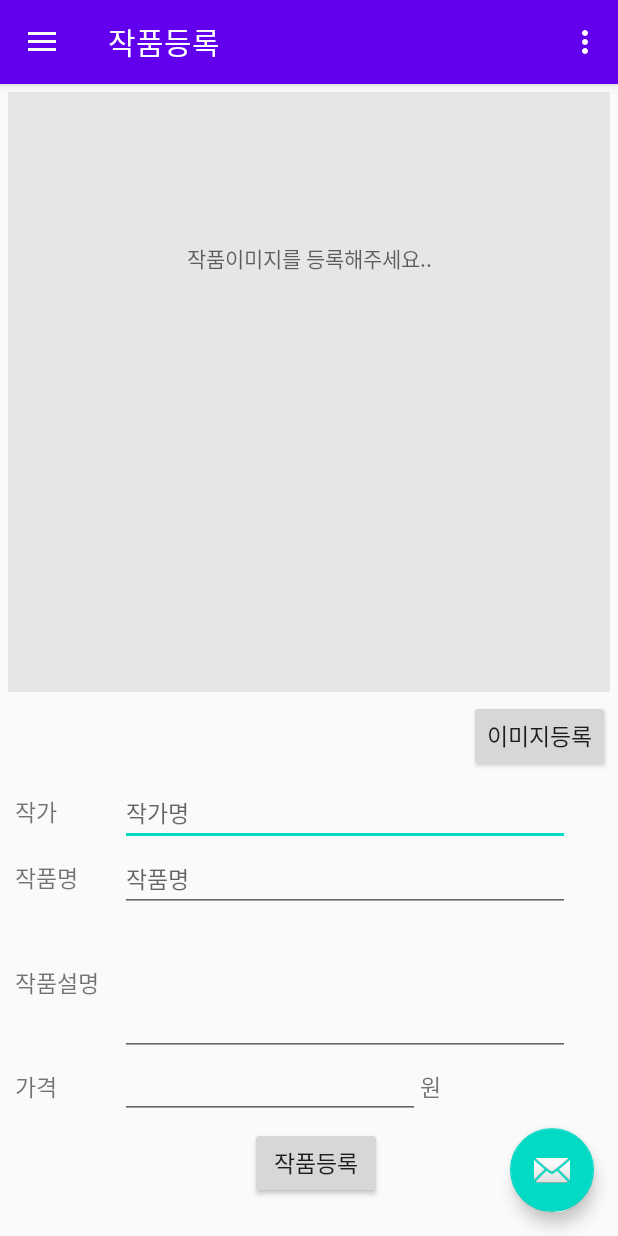
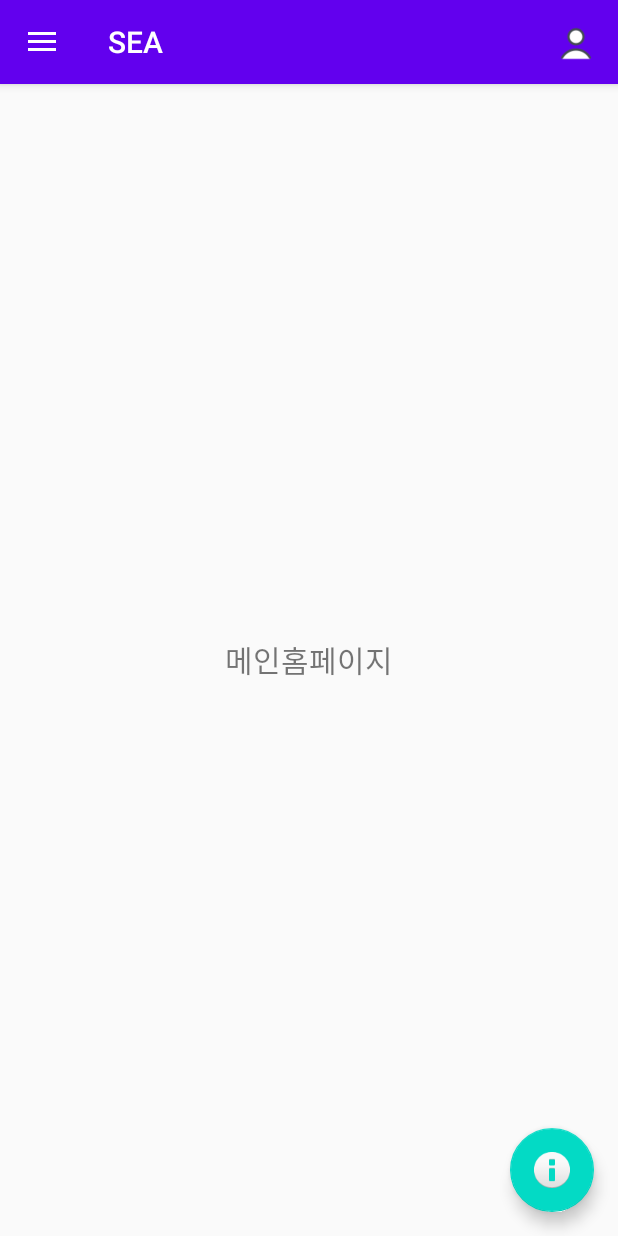
Before and after one commit to shin-ga-eun/SEA-Android, an Android app: the MainActivity screen opened directly, with no data from a screen before it, on a phone screen of 412 x 824 dp. Run offline under Robolectric (Android 15) with nearby library versions, the phone set to English and light mode, and no system bars; our stand-ins replace navigation-ui.

Commit message:
#1 네비게이터 페이지 이동구현.
- 메인홈, 작품등록, 작품리스트, 대여현황, 채팅, 공지사항 네비게이터 페이지
- 챗봇버튼 slidemessage
- 메인헤더 마이페이지 아이콘 onClick 메소드 추가

```diff
--- a/app/src/main/java/com/bugkillers/sea/activity/main/MainActivity.java
+++ b/app/src/main/java/com/bugkillers/sea/activity/main/MainActivity.java
@@ -1,8 +1,11 @@
 package com.bugkillers.sea.activity.main;
 
 import android.os.Bundle;
+import android.view.MenuItem;
 import android.view.View;
 import android.view.Menu;
+import android.widget.TextView;
+import android.widget.Toast;
 
 import com.bugkillers.sea.R;
 import com.google.android.material.floatingactionbutton.FloatingActionButton;
@@ -46,7 +49,7 @@ public class MainActivity extends AppCompatActivity {
         DrawerLayout drawer = findViewById(R.id.drawer_layout);
         NavigationView navigationView = findViewById(R.id.nav_view);
         mAppBarConfiguration = new AppBarConfiguration.Builder(
-                R.id.nav_registerwork, R.id.nav_listwork, R.id.nav_rentalstatus)
+                R.id.nav_mainhome, R.id.nav_registerwork, R.id.nav_listwork, R.id.nav_rentalstatus, R.id.nav_chat, R.id.nav_notice)
                 .setDrawerLayout(drawer)
                 .build();
         NavController navController = Navigation.findNavController(this, R.id.nav_host_fragment);
@@ -54,11 +57,15 @@ public class MainActivity extends AppCompatActivity {
         NavigationUI.setupWithNavController(navigationView, navController);
     }
 
+    //메인헤더 관련 - 마이페이지 아이콘 클릭시 이동하는 방법?
     @Override
     public boolean onCreateOptionsMenu(Menu menu) {
         // Inflate the menu; this adds items to the action bar if it is present.
         getMenuInflater().inflate(R.menu.main, menu);
         return true;
+    }
+    public void onGroupItemClick(MenuItem item) {
+        Toast.makeText(getApplicationContext(),"마이페이지", Toast.LENGTH_SHORT).show();
     }
 
     @Override
--- /dev/null
+++ b/app/src/main/java/com/bugkillers/sea/activity/main/navigator/mainhome/MainHomeFragment.java
@@ -0,0 +1,25 @@
+package com.bugkillers.sea.activity.main.navigator.mainhome;
+
+import android.os.Bundle;
+import android.view.LayoutInflater;
+import android.view.View;
+import android.view.ViewGroup;
+
+import androidx.annotation.NonNull;
+import androidx.annotation.Nullable;
+import androidx.fragment.app.Fragment;
+
+import com.bugkillers.sea.R;
+
+public class MainHomeFragment extends Fragment {
+
+    @Nullable
+    @Override
+    public View onCreateView(@NonNull LayoutInflater inflater, @Nullable ViewGroup container, @Nullable Bundle savedInstanceState) {
+        super.onCreateView(inflater, container, savedInstanceState);
+        final View root = inflater.inflate(R.layout.fragment_mainhome, container, false);
+
+
+        return root;
+    }
+}
--- a/app/src/main/java/com/bugkillers/sea/activity/main/navigator/registerWork/RegisterWorkFragment.java
+++ b/app/src/main/java/com/bugkillers/sea/activity/main/navigator/registerWork/RegisterWorkFragment.java
@@ -21,14 +21,13 @@ import com.bugkillers.sea.R;
 
 public class RegisterWorkFragment extends Fragment {
 
-    private RegisterWorkView registerWorkView;
+//    private RegisterWorkView registerWorkView;
     ImageView imgArtWork;
     Button btnArtWork, btnSave;
     EditText edtArtist, edtTitle, edtDescription, edtPrice;
 
     public View onCreateView(@NonNull LayoutInflater inflater, ViewGroup container, Bundle savedInstanceState) {
-
-        registerWorkView = ViewModelProviders.of(this).get(RegisterWorkView.class);
+        super.onCreateView(inflater, container, savedInstanceState);
         final View root = inflater.inflate(R.layout.fragment_registerwork, container, false);
 
         imgArtWork = (ImageView) root.findViewById(R.id.imgArtWork);
--- a/app/src/main/res/layout/app_bar_main.xml
+++ b/app/src/main/res/layout/app_bar_main.xml
@@ -28,6 +28,6 @@
         android:layout_height="wrap_content"
         android:layout_gravity="bottom|end"
         android:layout_margin="@dimen/fab_margin"
-        app:srcCompat="@android:drawable/ic_dialog_email" />
+        app:srcCompat="@android:drawable/ic_dialog_info" />
 
 </androidx.coordinatorlayout.widget.CoordinatorLayout>
--- /dev/null
+++ b/app/src/main/res/layout/fragment_mainhome.xml
@@ -0,0 +1,16 @@
+<?xml version="1.0" encoding="utf-8"?>
+<LinearLayout
+    xmlns:android="http://schemas.android.com/apk/res/android" android:layout_width="match_parent"
+    android:layout_height="match_parent">
+
+    <TextView
+        android:layout_width="match_parent"
+        android:layout_height="wrap_content"
+        android:layout_gravity="center"
+        android:text="메인홈페이지"
+        android:textSize="20dp"
+        android:textAlignment="center"
+        />
+
+
+</LinearLayout>
--- a/app/src/main/res/layout/fragment_registerwork.xml
+++ b/app/src/main/res/layout/fragment_registerwork.xml
@@ -151,6 +151,7 @@
                     android:layout_width="wrap_content"
                     android:layout_height="wrap_content"
                     android:layout_marginTop="5dp"
+                    android:layout_marginBottom="20dp"
                     android:layout_gravity="center"
                     >
                     <Button
--- a/app/src/main/res/menu/activity_main_drawer.xml
+++ b/app/src/main/res/menu/activity_main_drawer.xml
@@ -4,6 +4,10 @@
     tools:showIn="navigation_view">
 
     <group android:checkableBehavior="single">
+        <item
+            android:id="@+id/nav_mainhome"
+            android:icon="@drawable/ic_menu_home"
+            android:title="@string/menu_mainhome" />
         <item
             android:id="@+id/nav_registerwork"
             android:icon="@drawable/ic_menu_gallery"
@@ -16,5 +20,14 @@
             android:id="@+id/nav_rentalstatus"
             android:icon="@drawable/ic_menu_rental"
             android:title="@string/menu_rentalstatus" />
+        <item
+            android:id="@+id/nav_chat"
+            android:icon="@drawable/ic_menu_chat"
+            android:title="@string/menu_chat" />
+        <item
+            android:id="@+id/nav_notice"
+            android:icon="@drawable/ic_menu_notice"
+            android:title="@string/menu_notice"
+            />
     </group>
 </menu>
--- a/app/src/main/res/menu/main.xml
+++ b/app/src/main/res/menu/main.xml
@@ -2,8 +2,10 @@
 <menu xmlns:android="http://schemas.android.com/apk/res/android"
     xmlns:app="http://schemas.android.com/apk/res-auto">
     <item
-        android:id="@+id/action_settings"
+        android:id="@+id/action_mypage"
         android:orderInCategory="100"
+        android:onClick="onGroupItemClick"
         android:title="@string/action_settings"
-        app:showAsAction="never" />
+        android:icon="@drawable/ic_header_mypage"
+        app:showAsAction="always" />
 </menu>
--- a/app/src/main/res/navigation/mobile_navigation.xml
+++ b/app/src/main/res/navigation/mobile_navigation.xml
@@ -3,7 +3,13 @@
     xmlns:app="http://schemas.android.com/apk/res-auto"
     xmlns:tools="http://schemas.android.com/tools"
     android:id="@+id/mobile_navigation"
-    app:startDestination="@+id/nav_registerwork">
+    app:startDestination="@+id/nav_mainhome">
+
+    <fragment
+        android:id="@+id/nav_mainhome"
+        android:name="com.bugkillers.sea.activity.main.navigator.mainhome.MainHomeFragment"
+        android:label="@string/menu_mainhome"
+        tools:layout="@layout/fragment_mainhome" />
 
     <fragment
         android:id="@+id/nav_registerwork"
@@ -22,4 +28,16 @@
         android:name="com.bugkillers.sea.activity.main.navigator.rentalStatus.RentalStatusFragment"
         android:label="@string/menu_rentalstatus"
         tools:layout="@layout/fragment_rentalstatus" />
+
+    <fragment
+        android:id="@+id/nav_chat"
+        android:name="com.bugkillers.sea.activity.main.navigator.chat.ChatFragment"
+        android:label="@string/menu_chat"
+        tools:layout="@layout/fragment_chat" />
+
+    <fragment
+        android:id="@+id/nav_notice"
+        android:name="com.bugkillers.sea.activity.main.navigator.notice.NoticeFragment"
+        android:label="@string/menu_notice"
+        tools:layout="@layout/fragment_notice" />
 </navigation>
--- a/app/src/main/res/values/strings.xml
+++ b/app/src/main/res/values/strings.xml
@@ -6,7 +6,12 @@
     <string name="nav_header_desc">Navigation header</string>
     <string name="action_settings">Settings</string>
 
+    <string name="menu_mainhome">SEA</string>
     <string name="menu_registerWork">작품등록</string>
     <string name="menu_listWork">작품리스트</string>
     <string name="menu_rentalstatus">대여현황</string>
+    <string name="menu_chat">채팅</string>
+    <string name="menu_notice">공지사항(FAQ)</string>
+
+
 </resources>
```
Also changed, not shown: app/src/main/java/com/bugkillers/sea/activity/main/navigator/chat/ChatFragment.java (+26 -1 lines), app/src/main/java/com/bugkillers/sea/activity/main/navigator/chat/ChatView.java (+16 -1 lines), app/src/main/java/com/bugkillers/sea/activity/main/navigator/notice/NoticeFragment.java (added, +25 -0 lines), app/src/main/res/layout/fragment_chat.xml (+6 -11 lines), app/src/main/res/layout/fragment_notice.xml (added, +16 -0 lines), app/src/main/res/drawable-v24/ic_header_mypage.png (added), app/src/main/res/drawable-v24/ic_menu_chat.png (added), app/src/main/res/drawable-v24/ic_menu_home.png (added), app/src/main/res/drawable-v24/ic_menu_notice.png (added), app/src/main/res/ic_menu_chat/다운로드.png (added).
